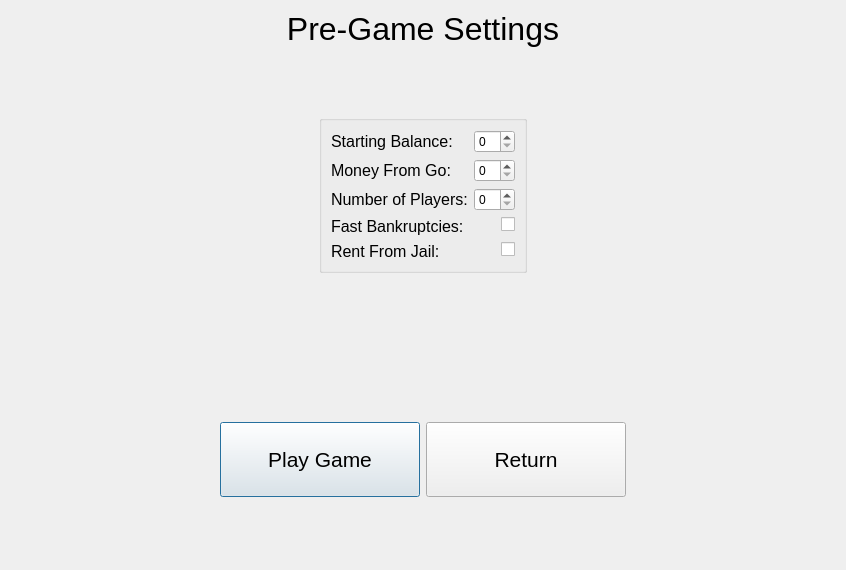
This is UI/preGameSettings.ui in Sp1riting/A-Level-Coursework as Qt 5 draws it before an edit. The edited form follows.
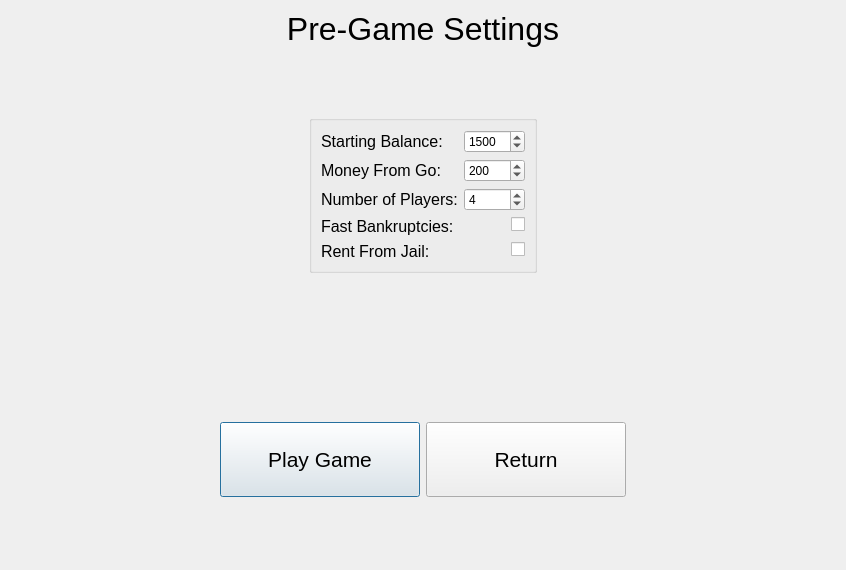
This is the edited form.

Commit message: validated the spin boxes in the pre-game menu in qt designer

Patch:
```diff
--- a/UI/preGameSettings.ui
+++ b/UI/preGameSettings.ui
@@ -238,13 +238,40 @@
          </widget>
         </item>
         <item row="0" column="1">
-         <widget class="QSpinBox" name="startingBalanceSpinBox"/>
+         <widget class="QSpinBox" name="startingBalanceSpinBox">
+          <property name="maximum">
+           <number>10000</number>
+          </property>
+          <property name="singleStep">
+           <number>1000</number>
+          </property>
+          <property name="value">
+           <number>1500</number>
+          </property>
+         </widget>
         </item>
         <item row="1" column="1">
-         <widget class="QSpinBox" name="moneyFromGoSpinBox"/>
+         <widget class="QSpinBox" name="moneyFromGoSpinBox">
+          <property name="maximum">
+           <number>2000</number>
+          </property>
+          <property name="singleStep">
+           <number>100</number>
+          </property>
+          <property name="value">
+           <number>200</number>
+          </property>
+         </widget>
         </item>
         <item row="2" column="1">
-         <widget class="QSpinBox" name="numberOfPlayersSpinBox"/>
+         <widget class="QSpinBox" name="numberOfPlayersSpinBox">
+          <property name="maximum">
+           <number>8</number>
+          </property>
+          <property name="value">
+           <number>4</number>
+          </property>
+         </widget>
         </item>
         <item row="3" column="1">
          <widget class="QCheckBox" name="fastBankruptcyCheckBox">
```
The commit also changes 1 other file.
